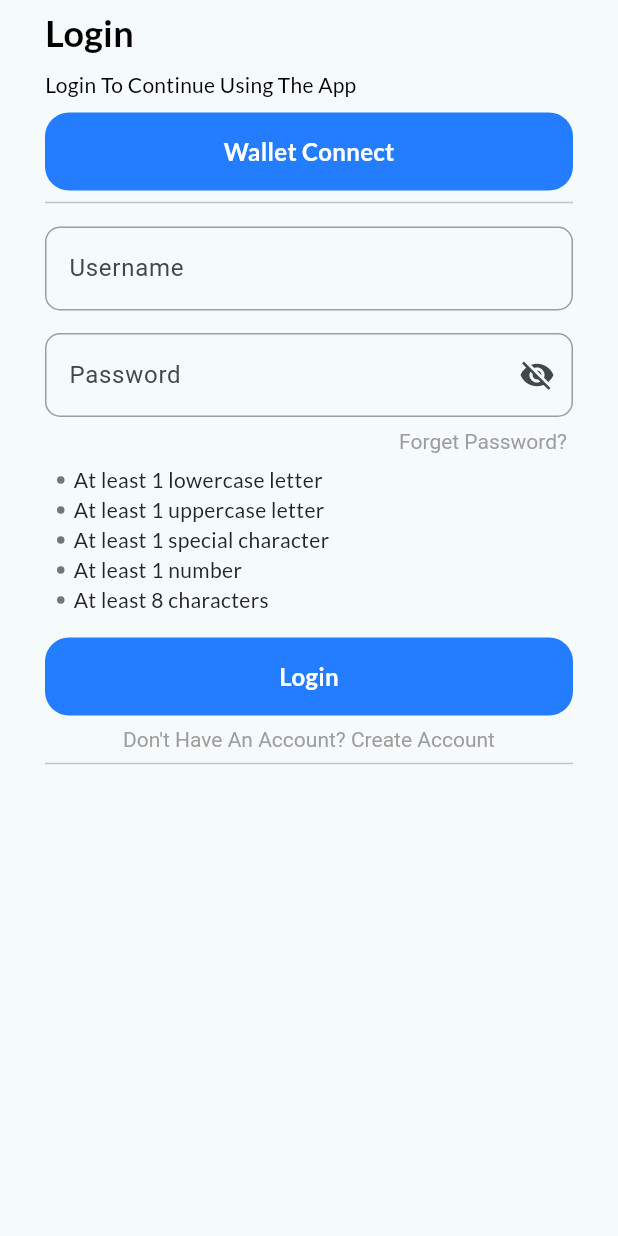
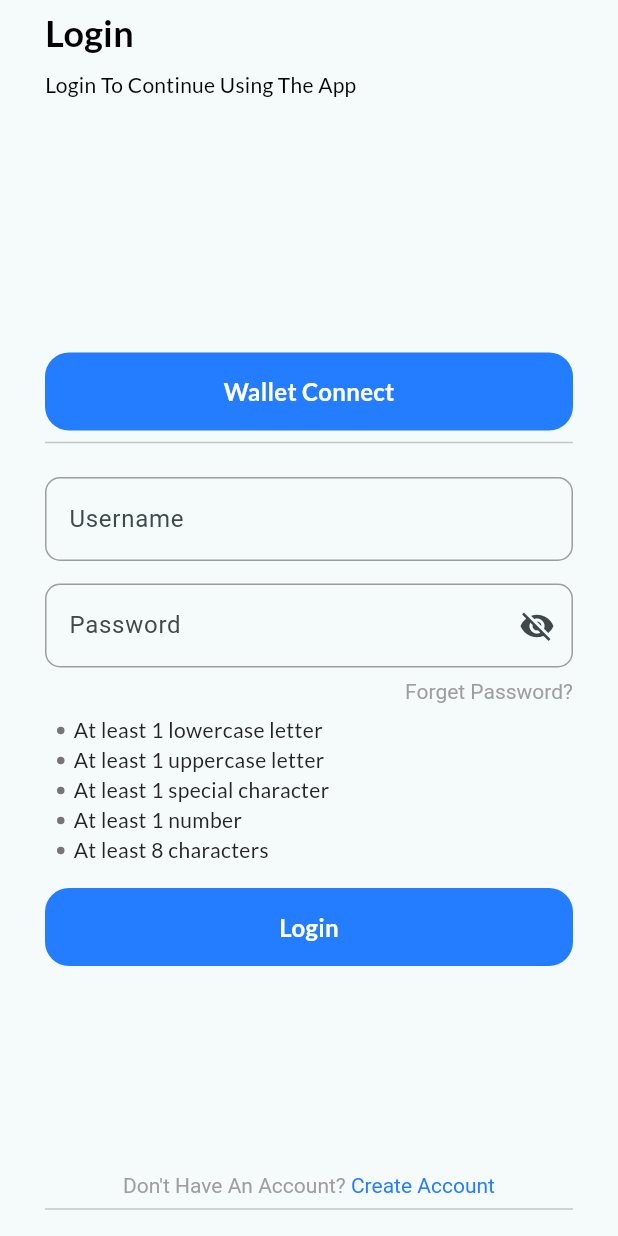
Before and after one commit to Sukhmeetsingh306/NFT_Trading, a Flutter app: the screen it shows after launch, on a phone screen of 412 x 824 dp. Run offline on Flutter 3.47's test engine with Material 3 defaults, Android fonts, the phone set to English and light mode, and no system bars; our stand-ins replace google_fonts, intl_phone_field.

Commit message:
fixed the login screen

```diff
--- a/frontend/lib/screens/login_screen.dart
+++ b/frontend/lib/screens/login_screen.dart
@@ -31,17 +31,19 @@ class _LoginScreenState extends State<LoginScreen> {
   }
 
   @override
+  @override
   Widget build(BuildContext context) {
     return Scaffold(
       body: SafeArea(
-        child: SingleChildScrollView(
         child: Padding(
           padding: EdgeInsets.only(
             left: 30,
             right: 30,
-              bottom: 15,
+            bottom: 10,
             top: 5,
           ),
+          child: SizedBox(
+            height: MediaQuery.of(context).size.height,
             child: Column(
               crossAxisAlignment: CrossAxisAlignment.start,
               children: [
@@ -56,17 +58,23 @@ class _LoginScreenState extends State<LoginScreen> {
                   fontWeight: FontWeight.w400,
                   fontSize: 14,
                 ),
-                sizedBoxH8(),
+                Expanded(
+                  child: Column(
+                    mainAxisAlignment:
+                        MainAxisAlignment.center, // Center content
+                    children: [
+                      sizedBoxH15(),
+                      Form(
+                        key: _formKey,
+                        child: Column(
+                          children: [
+                            sizedBoxH15(),
                             AppTextButton(
                               buttonText: "Wallet Connect",
                               onPressed: () async {},
                             ),
                             Divider(),
-                sizedBoxH8(),
-                Form(
-                  key: _formKey,
-                  child: Column(
-                    children: [
+                            sizedBoxH15(),
                             textFormField(
                               _nameController,
                               'Username',
@@ -80,7 +88,8 @@ class _LoginScreenState extends State<LoginScreen> {
                             sizedBoxH15(),
                             textFormField(
                               _passwordController,
-                        autovalidateMode: AutovalidateMode.onUserInteraction,
+                              autovalidateMode:
+                                  AutovalidateMode.onUserInteraction,
                               'Password',
                               (value) {
                                 if (value == null || value.isEmpty) {
@@ -114,9 +123,7 @@ class _LoginScreenState extends State<LoginScreen> {
                         ),
                       ),
                       sizedBoxH8(),
-                Padding(
-                  padding: const EdgeInsets.only(right: 4.0),
-                  child: Align(
+                      Align(
                         alignment: Alignment.topRight,
                         child: GestureDetector(
                           onTap: () {
@@ -138,7 +145,6 @@ class _LoginScreenState extends State<LoginScreen> {
                           ),
                         ),
                       ),
-                ),
                       sizedBoxH8(),
                       PasswordValidations(hasMinLength: hasMinLength),
                       sizedBoxH15(),
@@ -153,7 +159,13 @@ class _LoginScreenState extends State<LoginScreen> {
                           }
                         },
                       ),
-                sizedBoxH8(),
+                    ],
+                  ),
+                ),
+                // Bottom Section
+                Column(
+                  mainAxisSize: MainAxisSize.min,
+                  children: [
                     Center(
                       child: GestureDetector(
                         onTap: () {
@@ -173,6 +185,7 @@ class _LoginScreenState extends State<LoginScreen> {
                               textSpan(
                                 ' Create Account',
                                 fontSize: 14,
+                                color: const Color.fromRGBO(36, 124, 255, 1),
                               ),
                             ],
                           ),
@@ -182,6 +195,8 @@ class _LoginScreenState extends State<LoginScreen> {
                     Divider(),
                   ],
                 ),
+              ],
+            ),
           ),
         ),
       ),
```
Lines whose indentation alone changed are shown as unchanged.
